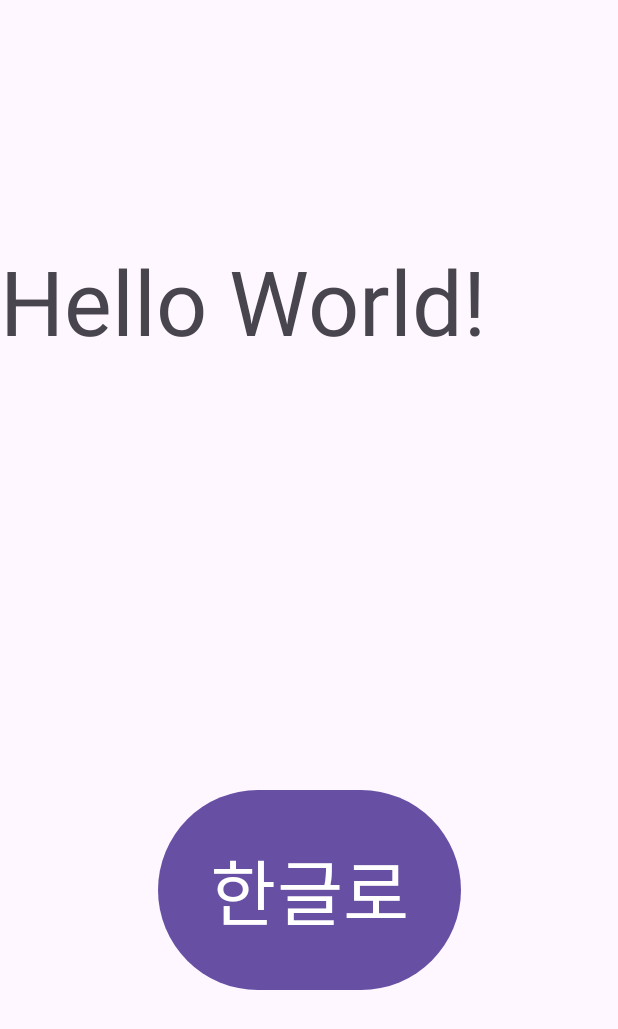
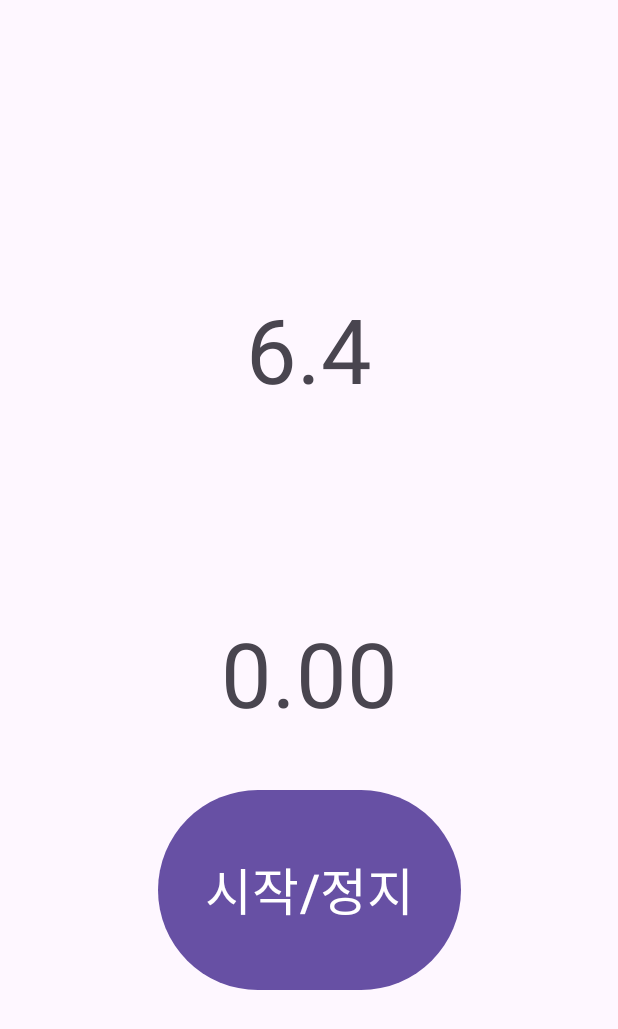
Before and after one commit to emfpdlzj/kotlin-android-basic, an Android app: the screen it shows after launch (MainActivity), on a phone screen of 412 x 824 dp. Shown: the top 1029 px of the screen. Run offline under Robolectric (Android 15) with nearby library versions, the phone set to English and light mode, and no system bars.

Commit message:
랜덤으로 생성된 변수와 타이머로 기록한 시간을 비교하여 점수를 출력하는 초 맞추기 게임 구현

```diff
--- a/app/src/main/java/com/study/practice/MainActivity.kt
+++ b/app/src/main/java/com/study/practice/MainActivity.kt
@@ -5,8 +5,9 @@ import android.widget.Button
 import android.widget.TextView
 import androidx.activity.enableEdgeToEdge
 import androidx.appcompat.app.AppCompatActivity
-import java.util.Timer
+import java.util.*
 import kotlin.concurrent.timer
+import kotlin.math.abs
 
 class MainActivity : AppCompatActivity() {
     override fun onCreate(savedInstanceState: Bundle?) {
@@ -18,21 +19,29 @@ class MainActivity : AppCompatActivity() {
 
         var isRunning = false
         var sec: Int = 0
-        val tv: TextView = findViewById(R.id.tv_hello)
-        val btn: Button = findViewById(R.id.btn_kor)
+        val tv: TextView = findViewById(R.id.tv_random)
+        val tv_t: TextView = findViewById(R.id.tv_timer)
+        val tv_p: TextView = findViewById(R.id.tv_point)
+        val btn: Button = findViewById(R.id.btn_main)
+
+            val random_box = Random()
+            val num = random_box.nextInt(1001)
+            tv.text=(num.toFloat()/100).toString()
 
         btn.setOnClickListener {
             isRunning = !isRunning
             if (isRunning == true) {
-                timerTask = timer(period = 1000) {
+                timerTask = timer(period = 10) { // 0.01초마다 sec 증가
                     sec++;
                     // UI조작을 위한 메서드
                     runOnUiThread {
-                        tv.text = sec.toString()
+                        tv_t.text = (sec.toFloat()/100).toString()
                     }
                 }
             } else {
                 timerTask?.cancel()
+                val point = abs(sec-num).toFloat()/100
+                tv_p.text=point.toString()
             }
         }
     }
--- a/app/src/main/res/layout/activity_main.xml
+++ b/app/src/main/res/layout/activity_main.xml
@@ -8,26 +8,47 @@
     tools:context=".MainActivity">
 
     <TextView
-        android:id="@+id/tv_hello"
-        android:layout_width="0dp"
-        android:layout_height="wrap_content"
-        android:layout_marginTop="160dp"
-        android:text="Hello World!"
+        android:id="@+id/tv_random"
+        android:layout_width="149dp"
+        android:layout_height="71dp"
+        android:layout_marginTop="192dp"
+        android:text="0.00"
+        android:textAlignment="center"
         android:textSize="60sp"
         app:layout_constraintEnd_toEndOf="parent"
-        app:layout_constraintHorizontal_bias="0.64"
+        app:layout_constraintStart_toStartOf="parent"
+        app:layout_constraintTop_toTopOf="parent" />
+
+    <TextView
+        android:id="@+id/tv_timer"
+        android:layout_width="149dp"
+        android:layout_height="71dp"
+        android:layout_marginTop="408dp"
+        android:text="0.00"
+        android:textAlignment="center"
+        android:textSize="60sp"
+        app:layout_constraintEnd_toEndOf="parent"
         app:layout_constraintStart_toStartOf="parent"
         app:layout_constraintTop_toTopOf="parent" />
 
     <Button
-        android:id="@+id/btn_kor"
+        android:id="@+id/btn_main"
         android:layout_width="202dp"
         android:layout_height="141dp"
         android:layout_marginBottom="160dp"
-        android:text="한글로"
-        android:textSize="48sp"
+        android:text="시작/정지"
+        android:textSize="34sp"
         app:layout_constraintBottom_toBottomOf="parent"
         app:layout_constraintEnd_toEndOf="parent"
         app:layout_constraintStart_toStartOf="parent" />
 
+    <TextView
+        android:id="@+id/tv_point"
+        android:layout_width="wrap_content"
+        android:layout_height="wrap_content"
+        android:textAlignment="center"
+        android:textSize="24sp"
+        tools:layout_editor_absoluteX="157dp"
+        tools:layout_editor_absoluteY="534dp" />
+
 </androidx.constraintlayout.widget.ConstraintLayout>
```
